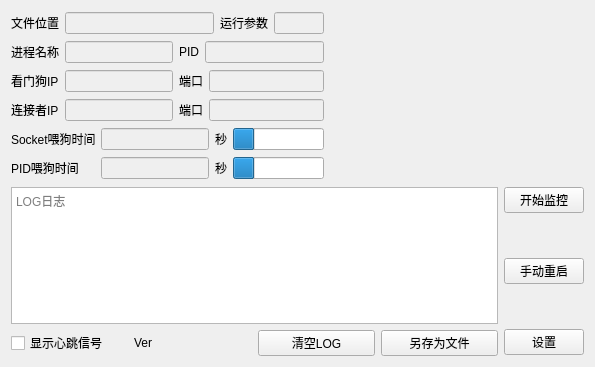
First picture: the form in dog_widget.ui, repository laoponline/WatchDog_House, before the edit.
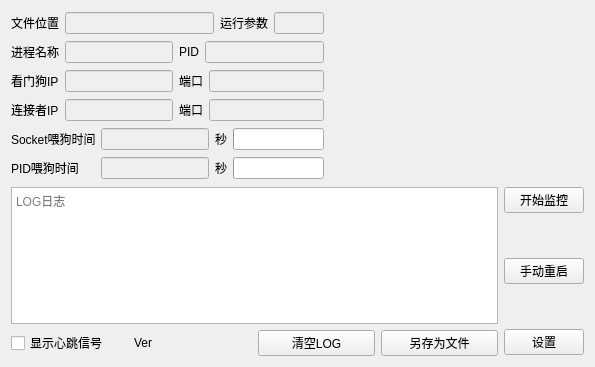
Second picture: the form after the edit. Custom widgets are drawn as their Qt base class.

The edit to the form file:
```diff
--- a/dog_widget.ui
+++ b/dog_widget.ui
@@ -253,7 +253,7 @@
          <item>
           <widget class="QProgressBar" name="progressBar_socket">
            <property name="value">
-            <number>24</number>
+            <number>0</number>
            </property>
            <property name="textVisible">
             <bool>false</bool>
@@ -303,7 +303,7 @@
          <item>
           <widget class="QProgressBar" name="progressBar_PID">
            <property name="value">
-            <number>24</number>
+            <number>0</number>
            </property>
            <property name="textVisible">
             <bool>false</bool>
```
